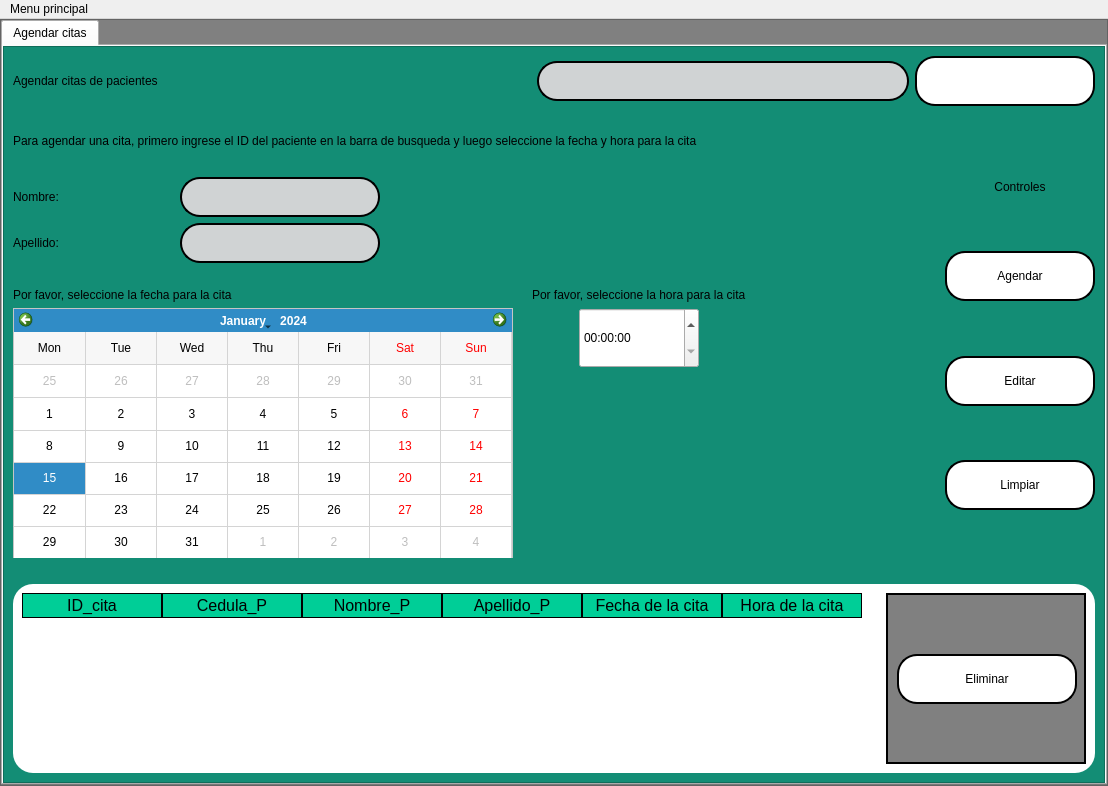
This is interfaces/citas(nuevo).ui in Reinaldito04/App-Consultas-y-Historias-Medicas as Qt 5 draws it before an edit. The edited form follows.
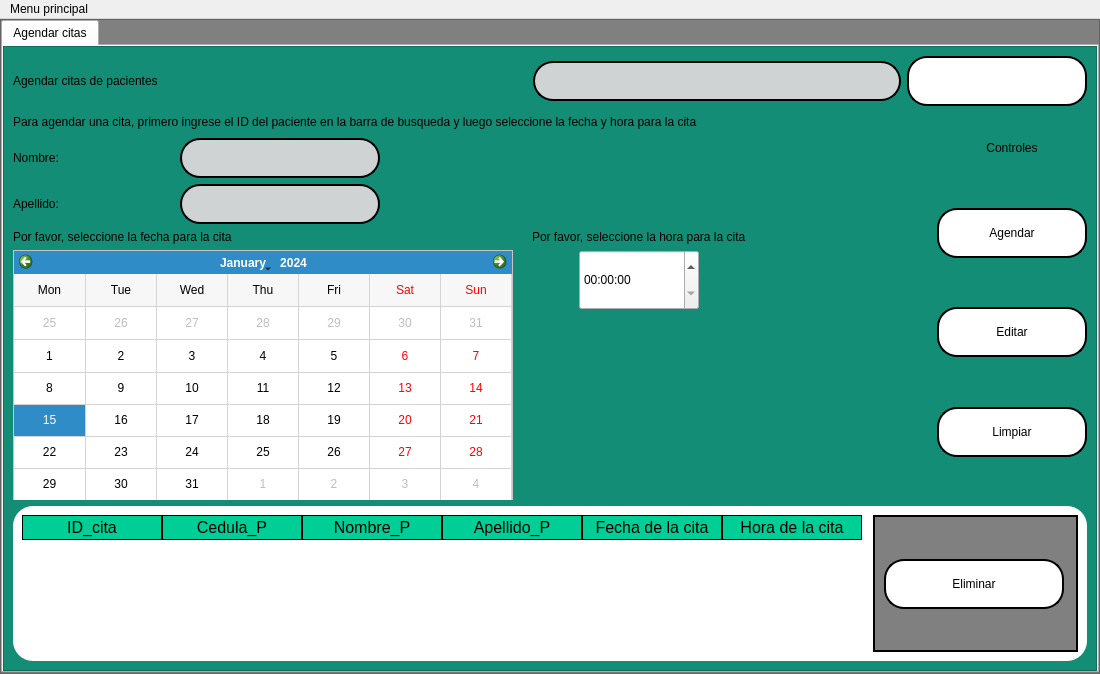
This is the edited form. Icons and pictures are not drawn.

Commit message: Update citas(nuevo).ui

```diff
--- a/interfaces/citas(nuevo).ui
+++ b/interfaces/citas(nuevo).ui
@@ -6,19 +6,19 @@
    <rect>
     <x>0</x>
     <y>0</y>
-    <width>1108</width>
-    <height>786</height>
+    <width>1100</width>
+    <height>674</height>
    </rect>
   </property>
   <property name="minimumSize">
    <size>
-    <width>1050</width>
+    <width>1100</width>
     <height>0</height>
    </size>
   </property>
   <property name="maximumSize">
    <size>
-    <width>1108</width>
+    <width>1200</width>
     <height>16777215</height>
    </size>
   </property>
@@ -784,7 +784,7 @@
                    </property>
                    <property name="sizeHint" stdset="0">
                     <size>
-                     <width>55</width>
+                     <width>53</width>
                      <height>20</height>
                     </size>
                    </property>
@@ -794,7 +794,7 @@
                   <widget class="QFrame" name="frame_4">
                    <property name="minimumSize">
                     <size>
-                     <width>200</width>
+                     <width>205</width>
                      <height>0</height>
                     </size>
                    </property>
@@ -821,8 +821,8 @@
                         </property>
                         <property name="sizeHint" stdset="0">
                          <size>
-                          <width>20</width>
-                          <height>40</height>
+                          <width>173</width>
+                          <height>30</height>
                          </size>
                         </property>
                        </spacer>
@@ -837,7 +837,7 @@
                         </property>
                         <property name="maximumSize">
                          <size>
-                          <width>120</width>
+                          <width>180</width>
                           <height>50</height>
                          </size>
                         </property>
@@ -853,8 +853,8 @@
                         </property>
                         <property name="sizeHint" stdset="0">
                          <size>
-                          <width>20</width>
-                          <height>40</height>
+                          <width>173</width>
+                          <height>31</height>
                          </size>
                         </property>
                        </spacer>
@@ -884,7 +884,7 @@
     <rect>
      <x>0</x>
      <y>0</y>
-     <width>1108</width>
+     <width>1100</width>
      <height>21</height>
     </rect>
    </property>
```
Left out of the diff: 4 changed lines with no effect on the pictures.
